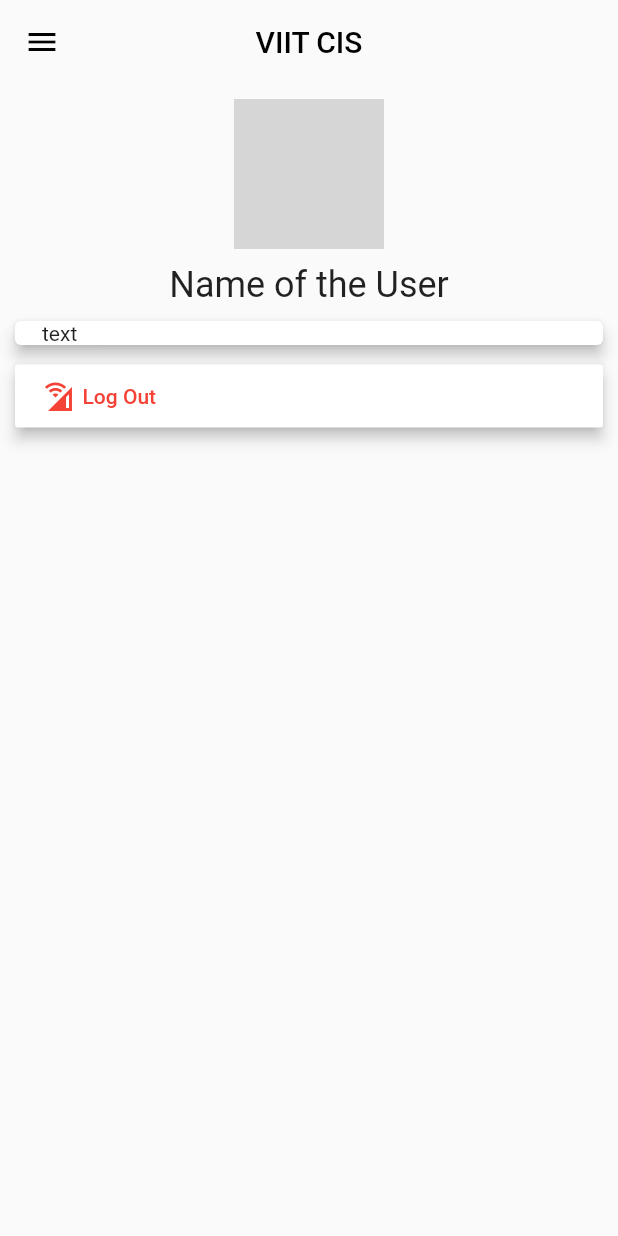
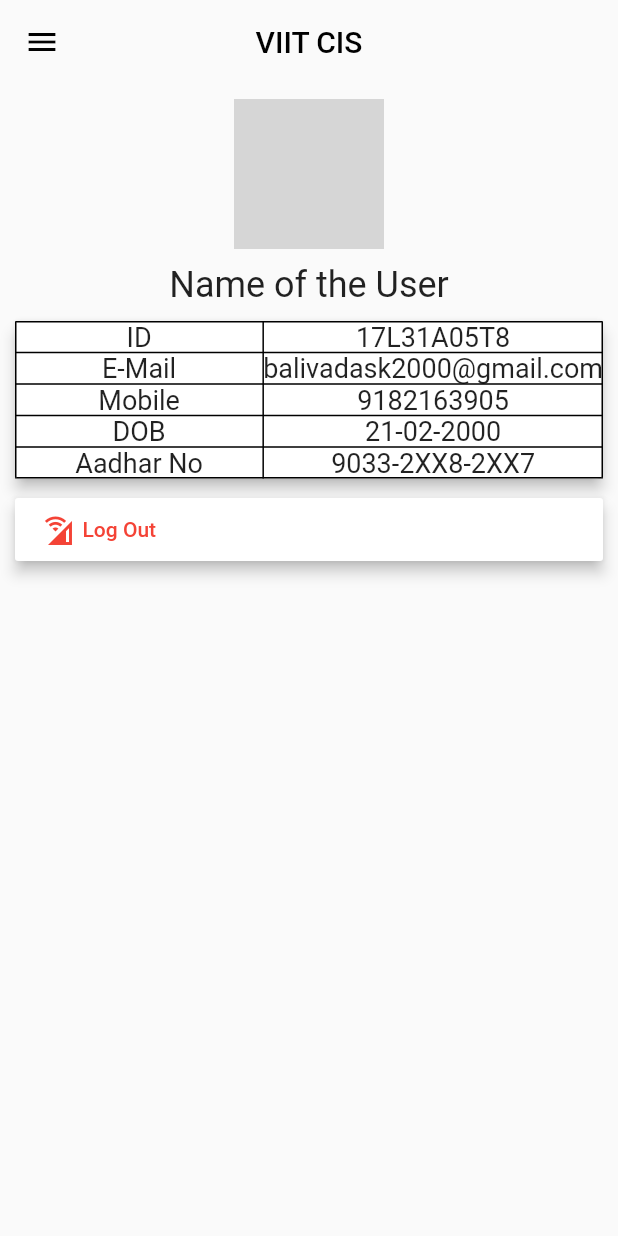
Before and after one commit to sampathbalivada/CIS-Abandoned, a Flutter app: the ProfilePage screen opened by its route, on a phone screen of 412 x 824 dp. Run offline on Flutter 3.47's test engine with Material 2 defaults, Android fonts, the phone set to English and light mode, and no system bars; drawn by our look-alikes of cached_network_image; network calls fail; grey boxes are pictures that could not be loaded.

Commit message:
Added Table View to Profile Page

```diff
--- a/lib/ProfilePage.dart
+++ b/lib/ProfilePage.dart
@@ -7,6 +7,14 @@ class ProfilePage extends StatefulWidget {
 }
 
 class _ProfilePage extends State<ProfilePage> {
+  Map<String, String> data = {
+    'id': '17L31A05T8',
+    'phone': '9182163905',
+    'email': 'balivadask2000@gmail.com',
+    'dob': '21-02-2000',
+    'aadhar': '9033-2XX8-2XX7'
+  };
+
   @override
   Widget build(BuildContext context) {
     final picture = Hero(
@@ -17,7 +25,7 @@ class _ProfilePage extends State<ProfilePage> {
         child: CachedNetworkImage(
           //TODO - Insert user profile image URL here
           imageUrl:
-              'https://images.theconversation.com/files/93616/original/image-20150902-6700-t2axrz.jpg',
+              'https://propertymarketersllc.com/wp-content/uploads/2018/05/profile-picture-placeholder.png',
           //Placeholder profile image inserted - Google Logo
           placeholder: CircularProgressIndicator(),
         ),
@@ -30,16 +38,123 @@ class _ProfilePage extends State<ProfilePage> {
     );
 
     final details = Card(
-      elevation: 4.0,
-      margin: EdgeInsets.only(left: 10.0, right: 10.0),
-      child: ListView(
-        shrinkWrap: true,
-        padding: EdgeInsets.only(left: 18.0, right: 18.0),
-        children: <Widget>[
-          Text("text"),
-        ],
-      ),
-    );
+        elevation: 4.0,
+        margin: EdgeInsets.only(left: 10.0, right: 10.0),
+        child: Table(
+          defaultVerticalAlignment: TableCellVerticalAlignment.middle,
+          defaultColumnWidth: IntrinsicColumnWidth(flex: 1.0),
+          border: TableBorder.all(),
+          children: [
+            TableRow(children: [
+              TableCell(
+                child: Row(
+                  mainAxisAlignment: MainAxisAlignment.spaceAround,
+                  children: <Widget>[
+                    new Text(
+                      'ID',
+                      style: TextStyle(fontSize: 18),
+                    ),
+                  ],
+                ),
+              ),
+              TableCell(
+                child: Row(
+                  mainAxisAlignment: MainAxisAlignment.spaceAround,
+                  children: <Widget>[
+                    new Text(
+                      data['id'].toString(),
+                      style: TextStyle(fontSize: 18),
+                    ),
+                  ],
+                ),
+              ),
+            ]),
+            TableRow(children: [
+              TableCell(
+                child: Row(
+                  mainAxisAlignment: MainAxisAlignment.spaceAround,
+                  children: <Widget>[
+                    new Text(
+                      'E-Mail',
+                      style: TextStyle(fontSize: 18),
+                    ),
+                  ],
+                ),
+              ),
+              TableCell(
+                child: Row(
+                  mainAxisAlignment: MainAxisAlignment.spaceAround,
+                  children: <Widget>[
+                    new Text(
+                      data['email'].toString(),
+                      style: TextStyle(fontSize: 18),
+                    ),
+                  ],
+                ),
+              )
+            ]),
+            TableRow(children: [
+              TableCell(
+                child: Row(
+                  mainAxisAlignment: MainAxisAlignment.spaceAround,
+                  children: <Widget>[
+                    new Text(
+                      'Mobile',
+                      style: TextStyle(fontSize: 18),
+                    ),
+                  ],
+                ),
+              ),
+              TableCell(
+                child: Row(
+                  mainAxisAlignment: MainAxisAlignment.spaceAround,
+                  children: <Widget>[
+                    new Text(
+                      data['phone'].toString(),
+                      style: TextStyle(fontSize: 18),
+                    ),
+                  ],
+                ),
+              )
+            ]),
+            TableRow(children: [
+              TableCell(
+                child: Row(
+                  mainAxisAlignment: MainAxisAlignment.spaceAround,
+                  children: <Widget>[
+                    new Text('DOB', style: TextStyle(fontSize: 18),),
+                  ],
+                ),
+              ),
+              TableCell(
+                child: Row(
+                  mainAxisAlignment: MainAxisAlignment.spaceAround,
+                  children: <Widget>[
+                    new Text(data['dob'].toString(), style: TextStyle(fontSize: 18),),
+                  ],
+                ),
+              )
+            ]),
+            TableRow(children: [
+              TableCell(
+                child: Row(
+                  mainAxisAlignment: MainAxisAlignment.spaceAround,
+                  children: <Widget>[
+                    new Text('Aadhar No', style: TextStyle(fontSize: 18),),
+                  ],
+                ),
+              ),
+              TableCell(
+                child: Row(
+                  mainAxisAlignment: MainAxisAlignment.spaceAround,
+                  children: <Widget>[
+                    new Text(data['aadhar'].toString(), style: TextStyle(fontSize: 18),),
+                  ],
+                ),
+              )
+            ]),
+          ],
+        ));
 
     final navigationDrawer = Drawer(
       child: ListView(
@@ -52,7 +167,7 @@ class _ProfilePage extends State<ProfilePage> {
                 child: CachedNetworkImage(
                   //TODO - Insert user profile image URL here
                   imageUrl:
-                      'https://images.theconversation.com/files/93616/original/image-20150902-6700-t2axrz.jpg',
+                      'https://propertymarketersllc.com/wp-content/uploads/2018/05/profile-picture-placeholder.png',
                   //Placeholder profile image inserted - Google Logo
                   placeholder: CircularProgressIndicator(),
                 ),
```
